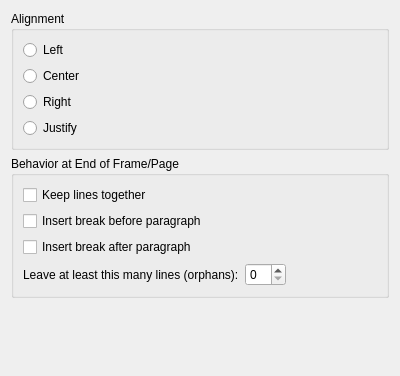
The window that plugins/textshape/dialogs/ParagraphLayout.ui (KDE/calligra) describes before a commit, drawn with Qt 5.
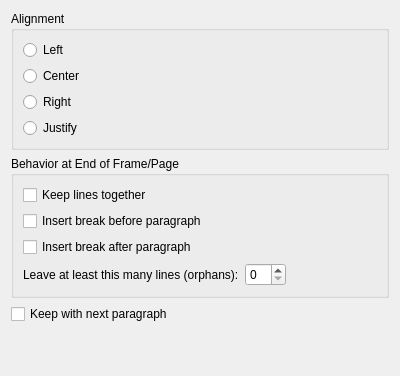
The same window after the commit.

Commit message:
BUG 305824: add UI for keepWithNext option
As described in https://bugs.kde.org/show_bug.cgi?id=305824 we lacked a user interface to display
the keepWithNext paragraph option.
Sadly, while playing with it when writing this patch, it appears the option is partially broken
right now, I'll keep digging into it.

```diff
--- a/plugins/textshape/dialogs/ParagraphLayout.ui
+++ b/plugins/textshape/dialogs/ParagraphLayout.ui
@@ -105,6 +105,13 @@
      </layout>
     </widget>
    </item>
+   <item>
+    <widget class="QCheckBox" name="keepWithNext">
+     <property name="text">
+      <string>Keep with next paragraph</string>
+     </property>
+    </widget>
+   </item>
    <item>
     <spacer>
      <property name="orientation">
```
The commit also changes 2 other files.
